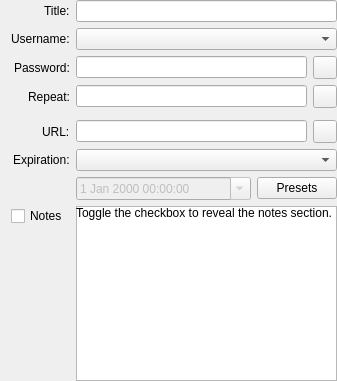
Above: src/gui/entry/EditEntryWidgetMain.ui from MuehlburgPhoenix/keepassxc before the change. Below: the same form after it.
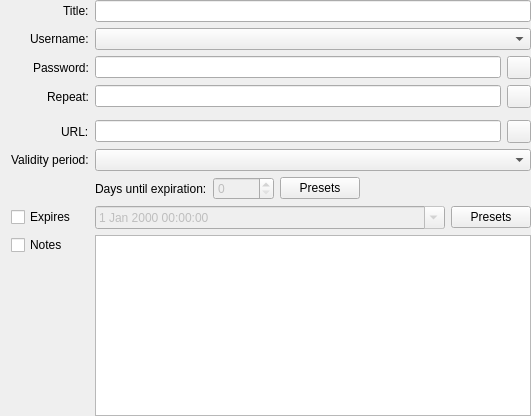
That is the form after the change. Custom widgets are drawn as their Qt base class.

Commit message: Keep existing expiry setting beside validity period

Patch:
```diff
--- a/src/gui/entry/EditEntryWidgetMain.ui
+++ b/src/gui/entry/EditEntryWidgetMain.ui
@@ -6,8 +6,8 @@
    <rect>
     <x>0</x>
     <y>0</y>
-    <width>337</width>
-    <height>381</height>
+    <width>531</width>
+    <height>416</height>
    </rect>
   </property>
   <layout class="QGridLayout" name="gridLayout_3">
@@ -20,10 +20,57 @@
    <property name="bottomMargin">
     <number>0</number>
    </property>
-   <item row="5" column="0" alignment="Qt::AlignRight">
-    <widget class="QLabel" name="urlLabel">
+   <item row="1" column="0" alignment="Qt::AlignRight">
+    <widget class="QLabel" name="usernameLabel">
      <property name="text">
-      <string>URL:</string>
+      <string>Username:</string>
+     </property>
+    </widget>
+   </item>
+   <item row="6" column="0" alignment="Qt::AlignRight">
+    <widget class="QLabel" name="validityPeriodLabel">
+     <property name="text">
+      <string>Validity period:</string>
+     </property>
+    </widget>
+   </item>
+   <item row="6" column="1">
+    <widget class="QComboBox" name="validityPeriodComboBox">
+     <property name="accessibleName">
+      <string>Default validity period toggle</string>
+     </property>
+    </widget>
+   </item>
+   <item row="10" column="0" alignment="Qt::AlignLeft|Qt::AlignTop">
+    <widget class="QCheckBox" name="notesEnabled">
+     <property name="toolTip">
+      <string>Toggle notes visible</string>
+     </property>
+     <property name="accessibleName">
+      <string>Toggle notes visible</string>
+     </property>
+     <property name="text">
+      <string>Notes</string>
+     </property>
+    </widget>
+   </item>
+   <item row="0" column="1">
+    <widget class="QLineEdit" name="titleEdit">
+     <property name="accessibleName">
+      <string>Title field</string>
+     </property>
+    </widget>
+   </item>
+   <item row="10" column="1">
+    <widget class="QLabel" name="notesHint">
+     <property name="visible">
+      <bool>false</bool>
+     </property>
+     <property name="text">
+      <string>Toggle the checkbox to reveal the notes section.</string>
+     </property>
+     <property name="alignment">
+      <set>Qt::AlignTop</set>
      </property>
     </widget>
    </item>
@@ -48,16 +95,49 @@
      </item>
     </layout>
    </item>
+   <item row="5" column="0" alignment="Qt::AlignRight">
+    <widget class="QLabel" name="urlLabel">
+     <property name="text">
+      <string>URL:</string>
+     </property>
+    </widget>
+   </item>
+   <item row="10" column="1">
+    <widget class="QPlainTextEdit" name="notesEdit">
+     <property name="sizePolicy">
+      <sizepolicy hsizetype="Expanding" vsizetype="Expanding">
+       <horstretch>0</horstretch>
+       <verstretch>1</verstretch>
+      </sizepolicy>
+     </property>
+     <property name="minimumSize">
+      <size>
+       <width>0</width>
+       <height>100</height>
+      </size>
+     </property>
+     <property name="accessibleName">
+      <string>Notes field</string>
+     </property>
+    </widget>
+   </item>
+   <item row="1" column="1">
+    <widget class="QComboBox" name="usernameComboBox">
+     <property name="accessibleName">
+      <string>Username field</string>
+     </property>
+    </widget>
+   </item>
+   <item row="0" column="0" alignment="Qt::AlignRight">
+    <widget class="QLabel" name="titleLabel">
+     <property name="text">
+      <string>Title:</string>
+     </property>
+    </widget>
+   </item>
    <item row="4" column="1">
     <widget class="PasswordGeneratorWidget" name="passwordGenerator" native="true"/>
    </item>
-   <item row="2" column="0" alignment="Qt::AlignRight">
-    <widget class="QLabel" name="passwordLabel">
-     <property name="text">
-      <string>Password:</string>
-     </property>
-    </widget>
-   </item>
    <item row="3" column="1">
     <layout class="QHBoxLayout" name="horizontalLayout_4">
      <item>
@@ -85,6 +165,13 @@
      </item>
     </layout>
    </item>
+   <item row="8" column="0">
+    <widget class="QCheckBox" name="expireCheck">
+     <property name="text">
+      <string>Expires</string>
+     </property>
+    </widget>
+   </item>
    <item row="2" column="1">
     <layout class="QHBoxLayout" name="horizontalLayout">
      <item>
@@ -119,27 +206,7 @@
      </property>
     </widget>
    </item>
-   <item row="0" column="0" alignment="Qt::AlignRight">
-    <widget class="QLabel" name="titleLabel">
-     <property name="text">
-      <string>Title:</string>
-     </property>
-    </widget>
-   </item>
-   <item row="9" column="0" alignment="Qt::AlignLeft|Qt::AlignTop">
-    <widget class="QCheckBox" name="notesEnabled">
-     <property name="toolTip">
-      <string>Toggle notes visible</string>
-     </property>
-     <property name="accessibleName">
-      <string>Toggle notes visible</string>
-     </property>
-     <property name="text">
-      <string>Notes</string>
-     </property>
-    </widget>
-   </item>
-   <item row="7" column="1">
+   <item row="8" column="1">
     <layout class="QHBoxLayout" name="expirationLayout">
      <item>
       <widget class="QDateTimeEdit" name="expireDatePicker">
@@ -175,72 +242,59 @@
      </item>
     </layout>
    </item>
-   <item row="9" column="1">
-    <widget class="QPlainTextEdit" name="notesEdit">
-     <property name="sizePolicy">
-      <sizepolicy hsizetype="Expanding" vsizetype="Expanding">
-       <horstretch>0</horstretch>
-       <verstretch>1</verstretch>
-      </sizepolicy>
-     </property>
-     <property name="minimumSize">
-      <size>
-       <width>0</width>
-       <height>100</height>
-      </size>
-     </property>
-     <property name="accessibleName">
-      <string>Notes field</string>
-     </property>
-    </widget>
-   </item>
-   <item row="9" column="1">
-    <widget class="QLabel" name="notesHint">
-     <property name="visible">
-      <bool>false</bool>
-     </property>
+   <item row="2" column="0" alignment="Qt::AlignRight">
+    <widget class="QLabel" name="passwordLabel">
      <property name="text">
-      <string>Toggle the checkbox to reveal the notes section.</string>
+      <string>Password:</string>
      </property>
-     <property name="alignment">
-      <set>Qt::AlignTop</set>
-     </property>
     </widget>
    </item>
-   <item row="1" column="0" alignment="Qt::AlignRight">
-    <widget class="QLabel" name="usernameLabel">
-     <property name="text">
-      <string>Username:</string>
-     </property>
-    </widget>
-   </item>
-   <item row="0" column="1">
-    <widget class="QLineEdit" name="titleEdit">
-     <property name="accessibleName">
-      <string>Title field</string>
-     </property>
-    </widget>
-   </item>
-   <item row="1" column="1">
-    <widget class="QComboBox" name="usernameComboBox">
-     <property name="accessibleName">
-      <string>Username field</string>
-     </property>
-    </widget>
-   </item>
-   <item row="6" column="0" alignment="Qt::AlignRight">
-    <widget class="QLabel" name="expirationLabel">
-     <property name="text">
-      <string>Expiration:</string>
-     </property>
-    </widget>
-   </item>
-   <item row="6" column="1">
-    <widget class="QComboBox" name="expirationModeComboBox">
-     <property name="accessibleName">
-      <string>Default expiration toggle</string>
-     </property>
-    </widget>
+   <item row="7" column="1">
+    <layout class="QHBoxLayout" name="validityPeriodLayout">
+     <item>
+      <widget class="QLabel" name="validityPeriodDaysLabel">
+       <property name="text">
+        <string>Days until expiration:</string>
+       </property>
+      </widget>
+     </item>
+     <item>
+      <widget class="QSpinBox" name="validityPeriodDaysSpinBox">
+       <property name="enabled">
+        <bool>false</bool>
+       </property>
+       <property name="accessibleName">
+        <string>Validity period length edit</string>
+       </property>
+       <property name="maximum">
+        <number>99999</number>
+       </property>
+      </widget>
+     </item>
+     <item>
+      <widget class="QPushButton" name="pushButton">
+       <property name="accessibleName">
+        <string>Validity period presets</string>
+       </property>
+       <property name="text">
+        <string>Presets</string>
+       </property>
+      </widget>
+     </item>
+     <item>
+      <spacer name="validityPeriodSpacer">
+       <property name="orientation">
+        <enum>Qt::Horizontal</enum>
+       </property>
+       <property name="sizeHint" stdset="0">
+        <size>
+         <width>40</width>
+         <height>20</height>
+        </size>
+       </property>
+      </spacer>
+     </item>
+    </layout>
    </item>
   </layout>
  </widget>
```
The commit also changes 10 other files.
